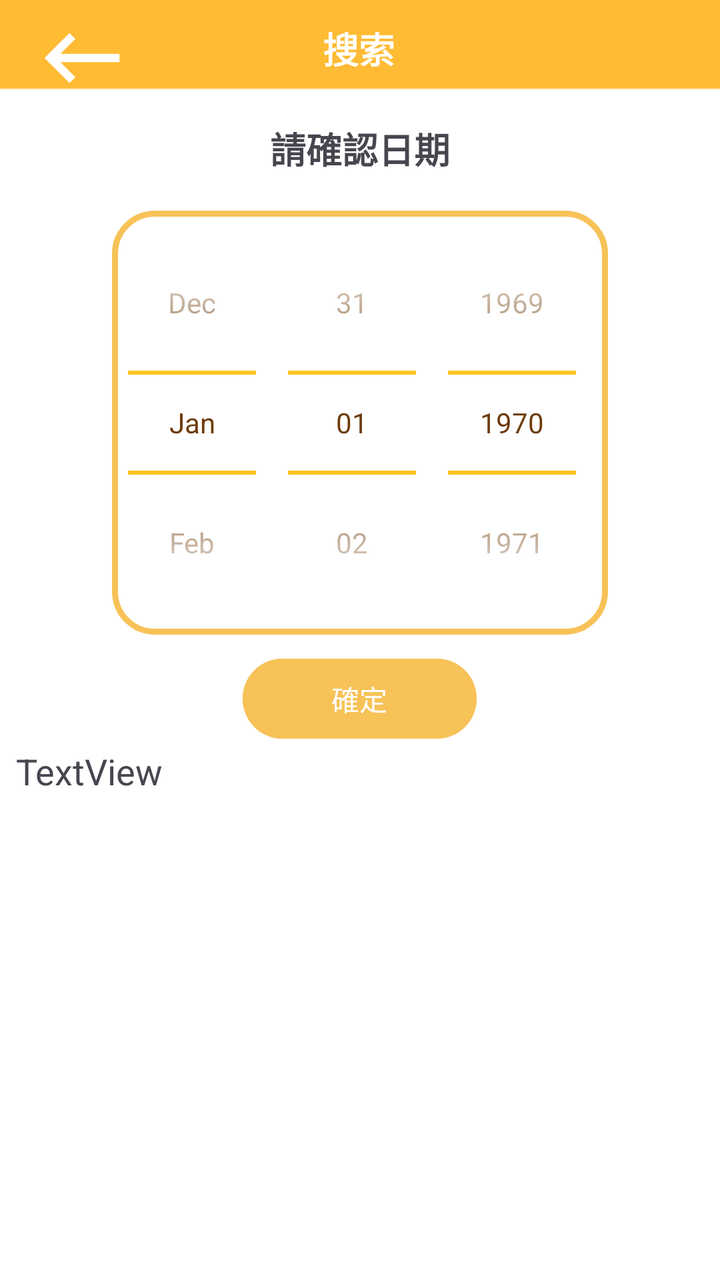
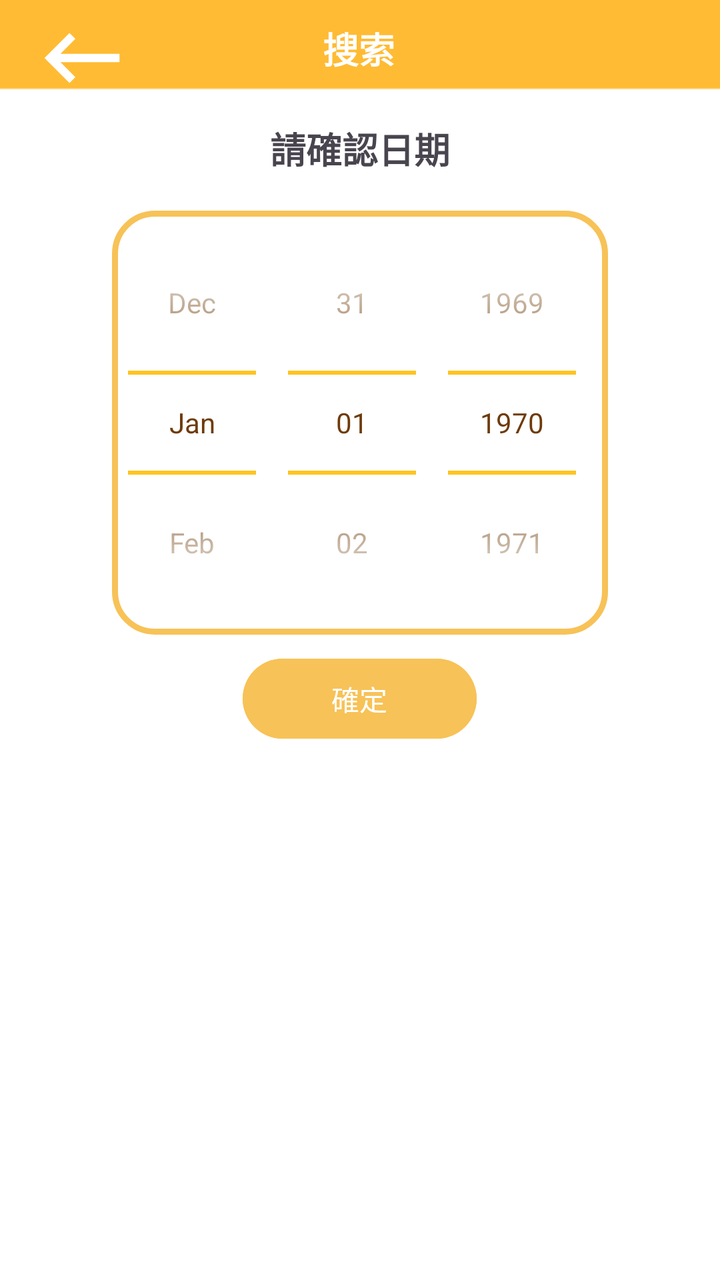

Two renders of the same Android screen: before a commit and after it. Below are the layout's source before the change and the commit's diff.
<!-- AndroidManifest.xml: application theme Theme.DEMO -->
<!-- res/layout/home_search.xml -->
<?xml version="1.0" encoding="utf-8"?>
<LinearLayout xmlns:android="http://schemas.android.com/apk/res/android"
    xmlns:app="http://schemas.android.com/apk/res-auto"
    xmlns:tools="http://schemas.android.com/tools"
    android:layout_width="match_parent"
    android:layout_height="match_parent"
    android:background="@drawable/img_3"
    android:orientation="vertical">

    <androidx.constraintlayout.widget.ConstraintLayout
        android:layout_width="match_parent"
        android:layout_height="53dp">

        <TextView
            android:id="@+id/textView14"
            android:layout_width="wrap_content"
            android:layout_height="wrap_content"
            android:text="搜索"
            android:textColor="#FFFFFF"
            android:textSize="18sp"
            android:textStyle="bold"
            app:layout_constraintBottom_toBottomOf="parent"
            app:layout_constraintEnd_toEndOf="parent"
            app:layout_constraintHorizontal_bias="0.498"
            app:layout_constraintStart_toStartOf="parent"
            app:layout_constraintTop_toTopOf="parent"
            app:layout_constraintVertical_bias="0.407" />

        <ImageView
            android:id="@+id/imgBack"
            android:layout_width="50dp"
            android:layout_height="50dp"
            android:layout_marginStart="16dp"
            android:layout_marginTop="4dp"
            app:layout_constraintStart_toStartOf="parent"
            app:layout_constraintTop_toTopOf="parent"
            app:srcCompat="@drawable/keyboard_backspace" />
    </androidx.constraintlayout.widget.ConstraintLayout>
    <TextView
        android:id="@+id/text5"
        android:layout_width="match_parent"
        android:layout_height="wrap_content"
        android:layout_margin="8dp"
        android:gravity="center"
        android:text="請確認日期"
        android:textSize="18sp"
        android:textStyle="bold"
        android:layout_marginTop="15dp"
        />

    <DatePicker
        android:id="@+id/datePicker"
        android:layout_width="wrap_content"
        android:layout_height="wrap_content"
        android:background="@drawable/custome"
        android:calendarViewShown="false"
        android:datePickerMode="spinner"
        android:spinnersShown="true"
        android:theme="@style/Theme.picker"
        android:layout_gravity="center"
        android:layout_marginTop="10dp"/>

    <Button
        android:id="@+id/btnAddClick"
        android:layout_width="117dp"
        android:layout_height="wrap_content"
        android:layout_gravity="center"
        android:backgroundTint="@color/FF"
        android:text="確定"
        android:layout_marginTop="8dp"/>

    <TextView
        android:id="@+id/show"
        android:layout_width="match_parent"
        android:layout_height="wrap_content"
        android:text="TextView"
        android:textSize="18sp"
        android:layout_marginLeft="8dp"
        android:layout_marginRight="8dp"/>
</LinearLayout>
<!-- resources referenced by this layout -->
<resources>
  <color name="FF">#F7C257</color>
  <!-- drawable custome (drawable) -->
  <?xml version="1.0" encoding="utf-8"?>
  <shape xmlns:android="http://schemas.android.com/apk/res/android"
      android:shape="rectangle"
      >
  
      <stroke
          android:width="3dp"
          android:color="@color/FF"/>
      <corners
          android:radius="20dp"/>
  </shape>
  <!-- drawable img_3: png bitmap (drawable, 2198 bytes) -->
  <!-- drawable keyboard_backspace (drawable) -->
  <vector android:autoMirrored="true" android:height="24dp"
      android:tint="#FFFFFF" android:viewportHeight="24"
      android:viewportWidth="24" android:width="24dp" xmlns:android="http://schemas.android.com/apk/res/android">
      <path android:fillColor="@android:color/white" android:pathData="M21,11H6.83l3.58,-3.59L9,6l-6,6 6,6 1.41,-1.41L6.83,13H21z"/>
  </vector>
  <style name="Theme.picker" parent="Theme.AppCompat.Light">
          
          <item name="colorControlNormal">#FFBB00</item>
          <item name="android:editTextStyle">@style/Widget.EditText.White</item>
      </style>
  <style name="Theme.DEMO" parent="Base.Theme.DEMO" />
  <style name="Widget.EditText.White" parent="@android:style/Widget.EditText">
          
          <item name="android:textColor">@color/iconcolor</item>
      </style>
  <style name="Base.Theme.DEMO" parent="Theme.Material3.DayNight.NoActionBar">
          
          
      </style>
  <color name="iconcolor">#6E3B09</color>
</resources>

<!-- the commit's change to res/layout/home_search.xml (unified diff, before → after) -->
@@ -73,8 +73,7 @@
         android:id="@+id/show"
         android:layout_width="match_parent"
         android:layout_height="wrap_content"
-        android:text="TextView"
-        android:textSize="18sp"
         android:layout_marginLeft="8dp"
-        android:layout_marginRight="8dp"/>
+        android:layout_marginRight="8dp"
+        android:textSize="18sp" />
 </LinearLayout>
